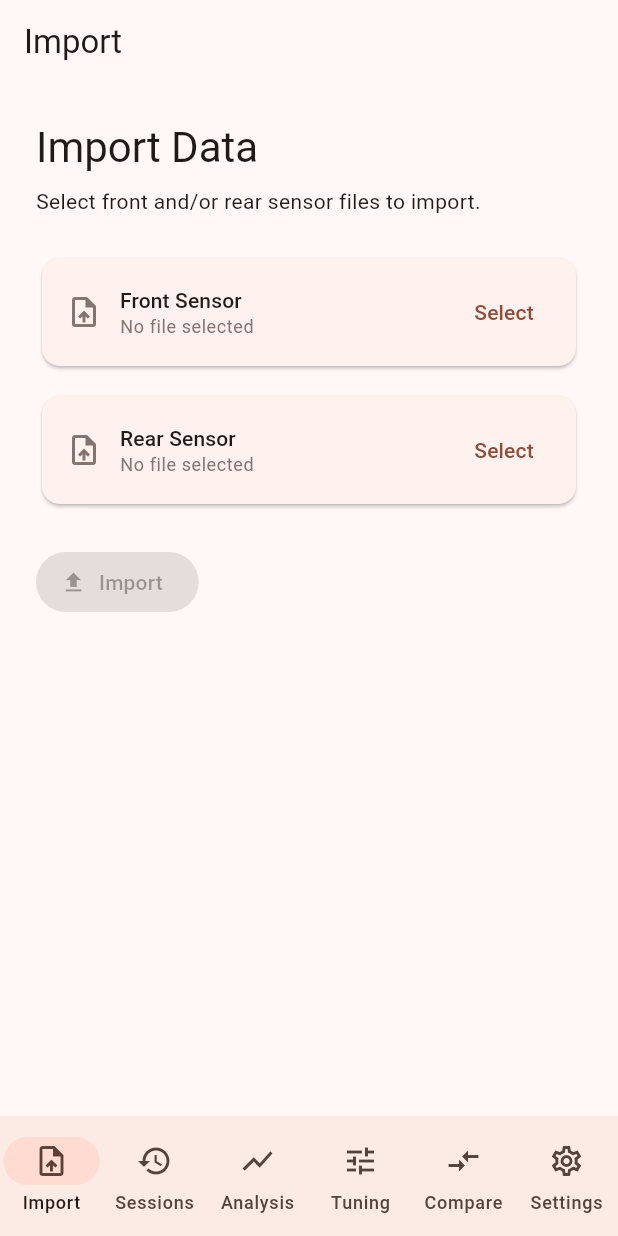
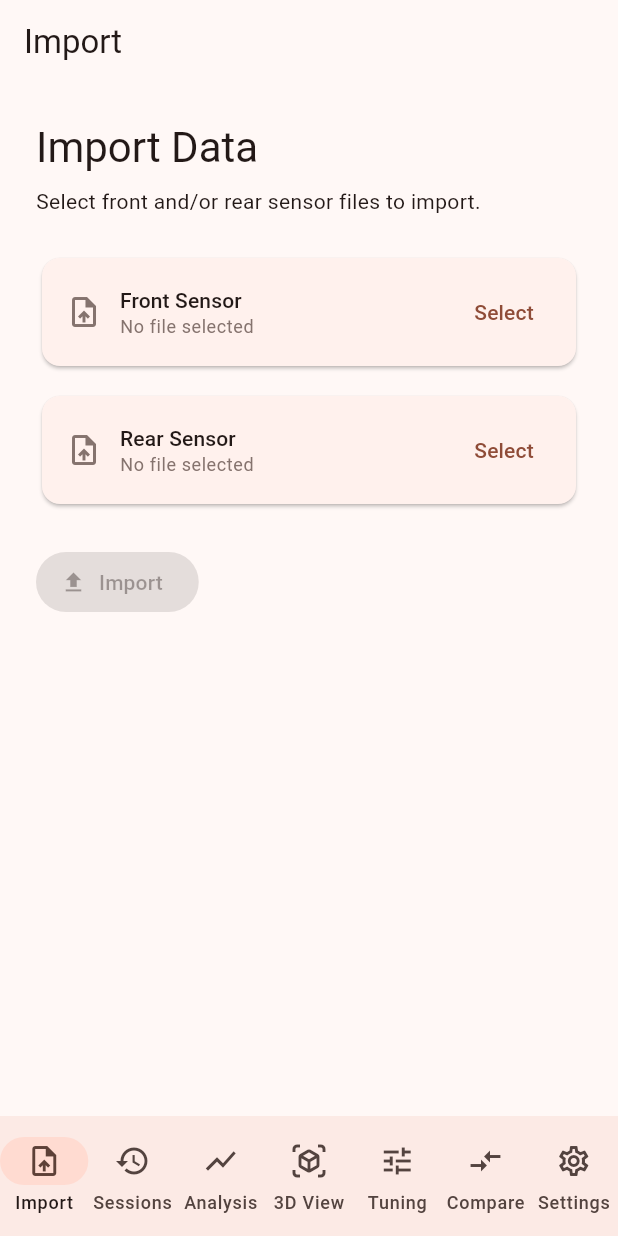
Before and after one commit to azizbahri/RideMetricX, a Flutter app: the screen it shows after launch, on a phone screen of 412 x 824 dp. Run offline on Flutter 3.47's test engine with Material 3 defaults, Android fonts, the phone set to English and light mode, and no system bars; our stand-ins replace file_picker.

Commit message:
fix: resolve merge conflict in app_shell.dart — add VisualizationScreen from main
Co-authored-by: azizbahri <5443532+azizbahri@users.noreply.github.com>

```diff
--- a/lib/app_shell.dart
+++ b/lib/app_shell.dart
@@ -11,6 +11,7 @@ import 'screens/import_screen.dart';
 import 'screens/sessions_screen.dart';
 import 'screens/settings_screen.dart';
 import 'screens/tuning_screen.dart';
+import 'screens/visualization_screen.dart';
 import 'services/data_import/decompressor.dart';
 import 'services/data_import/import_service.dart';
 
@@ -46,6 +47,11 @@ const List<_NavDestination> _destinations = [
     label: 'Analysis',
     icon: Icon(Icons.show_chart_outlined),
     selectedIcon: Icon(Icons.show_chart),
+  ),
+  _NavDestination(
+    label: '3D View',
+    icon: Icon(Icons.view_in_ar_outlined),
+    selectedIcon: Icon(Icons.view_in_ar),
   ),
   _NavDestination(
     label: 'Tuning',
@@ -130,6 +136,7 @@ class _AppShellState extends State<AppShell> {
           onOpenSession: _onOpenSession,
         ),
         AnalysisScreen(sessionTitle: _activeSession?.sessionId),
+        const VisualizationScreen(),
         const TuningScreen(),
         const ComparisonScreen(),
         const SettingsScreen(),
```
